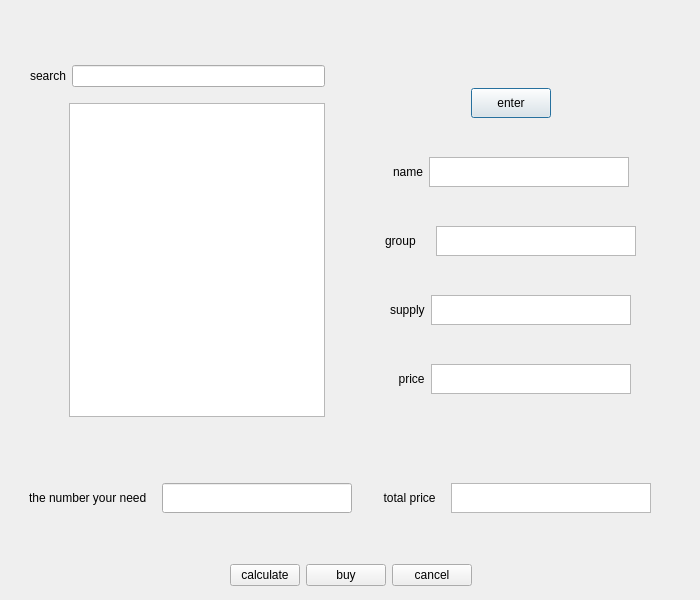
melika-ag8/finalfoof, file mbuy.ui: the form before one commit.
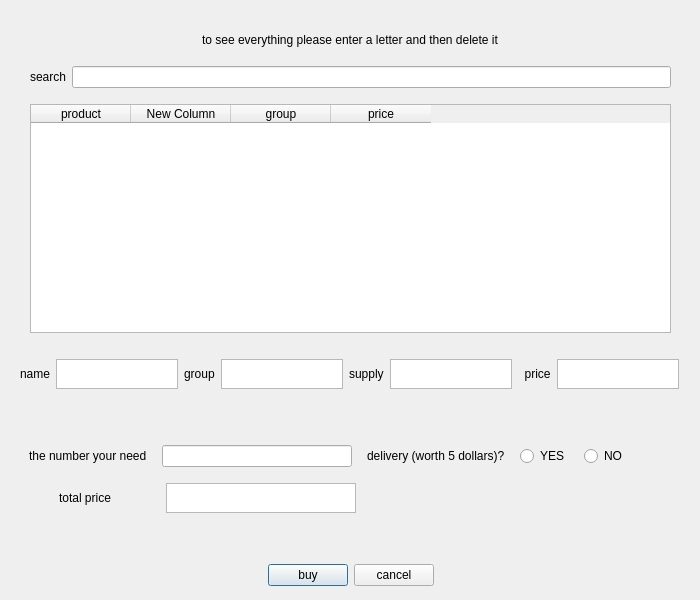
The form after the commit. Icons and pictures are not drawn.

Patch:
```diff
--- a/mbuy.ui
+++ b/mbuy.ui
@@ -94,20 +94,53 @@
          <number>5</number>
         </property>
         <item>
-         <spacer name="verticalSpacer_6">
+         <layout class="QHBoxLayout" name="horizontalLayout_6">
+          <property name="leftMargin">
+           <number>5</number>
+          </property>
+          <property name="topMargin">
+           <number>5</number>
+          </property>
+          <property name="rightMargin">
+           <number>5</number>
+          </property>
+          <property name="bottomMargin">
+           <number>5</number>
+          </property>
+          <item>
+           <spacer name="horizontalSpacer_2">
           <property name="orientation">
-           <enum>Qt::Vertical</enum>
-          </property>
-          <property name="sizeType">
-           <enum>QSizePolicy::Fixed</enum>
-          </property>
+             <enum>Qt::Horizontal</enum>
+            </property>
+            <property name="sizeHint" stdset="0">
+             <size>
+              <width>40</width>
+              <height>20</height>
+             </size>
+            </property>
+           </spacer>
+          </item>
+          <item>
+           <widget class="QLabel" name="label_8">
+            <property name="text">
+             <string>to see everything please enter a letter and then delete it</string>
+            </property>
+           </widget>
+          </item>
+          <item>
+           <spacer name="horizontalSpacer">
+            <property name="orientation">
+             <enum>Qt::Horizontal</enum>
+            </property>
           <property name="sizeHint" stdset="0">
            <size>
-            <width>20</width>
-            <height>35</height>
+              <width>40</width>
+              <height>20</height>
            </size>
           </property>
          </spacer>
+          </item>
+         </layout>
         </item>
         <item>
          <layout class="QHBoxLayout" name="horizontalLayout">
@@ -172,118 +205,37 @@
            <number>5</number>
           </property>
           <item>
-           <spacer name="horizontalSpacer_2">
-            <property name="orientation">
-             <enum>Qt::Horizontal</enum>
-            </property>
-            <property name="sizeHint" stdset="0">
-             <size>
-              <width>40</width>
-              <height>20</height>
-             </size>
-            </property>
-           </spacer>
-          </item>
-          <item>
-           <widget class="QTableWidget" name="show"/>
-          </item>
-         </layout>
-        </item>
-       </layout>
-      </item>
-      <item>
-       <layout class="QVBoxLayout" name="verticalLayout_2">
-        <property name="leftMargin">
-         <number>5</number>
-        </property>
-        <property name="topMargin">
-         <number>5</number>
-        </property>
-        <property name="rightMargin">
-         <number>5</number>
-        </property>
-        <property name="bottomMargin">
-         <number>5</number>
-        </property>
-        <item>
-         <spacer name="verticalSpacer">
-          <property name="orientation">
-           <enum>Qt::Vertical</enum>
-          </property>
-          <property name="sizeType">
-           <enum>QSizePolicy::Fixed</enum>
-          </property>
-          <property name="sizeHint" stdset="0">
-           <size>
-            <width>20</width>
-            <height>35</height>
-           </size>
-          </property>
-         </spacer>
-        </item>
-        <item>
-         <layout class="QHBoxLayout" name="horizontalLayout_8">
-          <property name="leftMargin">
-           <number>5</number>
-          </property>
-          <property name="topMargin">
-           <number>5</number>
-          </property>
-          <property name="rightMargin">
-           <number>5</number>
-          </property>
-          <property name="bottomMargin">
-           <number>5</number>
-          </property>
-          <item>
-           <spacer name="horizontalSpacer_12">
-            <property name="orientation">
-             <enum>Qt::Horizontal</enum>
-            </property>
-            <property name="sizeHint" stdset="0">
-             <size>
-              <width>40</width>
-              <height>20</height>
-             </size>
-            </property>
-           </spacer>
-          </item>
-          <item>
-           <widget class="QPushButton" name="enter">
-            <property name="sizePolicy">
-             <sizepolicy hsizetype="Fixed" vsizetype="Fixed">
-              <horstretch>0</horstretch>
-              <verstretch>0</verstretch>
-             </sizepolicy>
-            </property>
-            <property name="maximumSize">
-             <size>
-              <width>800</width>
-              <height>30</height>
-             </size>
-            </property>
+           <widget class="QTableWidget" name="show">
+            <column>
+             <property name="text">
+              <string>product</string>
+             </property>
+            </column>
+            <column>
+             <property name="text">
+              <string>New Column</string>
+             </property>
+            </column>
+            <column>
+             <property name="text">
+              <string>group</string>
+             </property>
+            </column>
+            <column>
             <property name="text">
-             <string>enter</string>
-            </property>
+              <string>price</string>
+             </property>
+            </column>
            </widget>
           </item>
-          <item>
-           <spacer name="horizontalSpacer_11">
-            <property name="orientation">
-             <enum>Qt::Horizontal</enum>
-            </property>
-            <property name="sizeHint" stdset="0">
-             <size>
-              <width>40</width>
-              <height>20</height>
-             </size>
-            </property>
-           </spacer>
+         </layout>
           </item>
          </layout>
         </item>
+     </layout>
+    </item>
         <item>
-         <layout class="QHBoxLayout" name="horizontalLayout_9">
+     <layout class="QHBoxLayout" name="horizontalLayout_11">
           <property name="leftMargin">
            <number>5</number>
           </property>
@@ -296,19 +248,6 @@
           <property name="bottomMargin">
            <number>5</number>
           </property>
-          <item>
-           <spacer name="horizontalSpacer_13">
-            <property name="orientation">
-             <enum>Qt::Horizontal</enum>
-            </property>
-            <property name="sizeHint" stdset="0">
-             <size>
-              <width>40</width>
-              <height>20</height>
-             </size>
-            </property>
-           </spacer>
-          </item>
           <item>
            <widget class="QLabel" name="label_6">
             <property name="text">
@@ -333,51 +272,6 @@
            </widget>
           </item>
           <item>
-           <spacer name="horizontalSpacer_14">
-            <property name="orientation">
-             <enum>Qt::Horizontal</enum>
-            </property>
-            <property name="sizeHint" stdset="0">
-             <size>
-              <width>40</width>
-              <height>20</height>
-             </size>
-            </property>
-           </spacer>
-          </item>
-         </layout>
-        </item>
-        <item>
-         <layout class="QHBoxLayout" name="horizontalLayout_10">
-          <property name="leftMargin">
-           <number>5</number>
-          </property>
-          <property name="topMargin">
-           <number>5</number>
-          </property>
-          <property name="rightMargin">
-           <number>5</number>
-          </property>
-          <property name="bottomMargin">
-           <number>5</number>
-          </property>
-          <item>
-           <spacer name="horizontalSpacer_3">
-            <property name="orientation">
-             <enum>Qt::Horizontal</enum>
-            </property>
-            <property name="sizeType">
-             <enum>QSizePolicy::Fixed</enum>
-            </property>
-            <property name="sizeHint" stdset="0">
-             <size>
-              <width>20</width>
-              <height>20</height>
-             </size>
-            </property>
-           </spacer>
-          </item>
-          <item>
            <widget class="QLabel" name="label_7">
             <property name="sizePolicy">
              <sizepolicy hsizetype="Fixed" vsizetype="Fixed">
@@ -407,51 +301,6 @@
            </widget>
           </item>
           <item>
-           <spacer name="horizontalSpacer_15">
-            <property name="orientation">
-             <enum>Qt::Horizontal</enum>
-            </property>
-            <property name="sizeType">
-             <enum>QSizePolicy::Fixed</enum>
-            </property>
-            <property name="sizeHint" stdset="0">
-             <size>
-              <width>20</width>
-              <height>20</height>
-             </size>
-            </property>
-           </spacer>
-          </item>
-         </layout>
-        </item>
-        <item>
-         <layout class="QHBoxLayout" name="horizontalLayout_6">
-          <property name="leftMargin">
-           <number>5</number>
-          </property>
-          <property name="topMargin">
-           <number>5</number>
-          </property>
-          <property name="rightMargin">
-           <number>5</number>
-          </property>
-          <property name="bottomMargin">
-           <number>5</number>
-          </property>
-          <item>
-           <spacer name="horizontalSpacer_8">
-            <property name="orientation">
-             <enum>Qt::Horizontal</enum>
-            </property>
-            <property name="sizeHint" stdset="0">
-             <size>
-              <width>40</width>
-              <height>20</height>
-             </size>
-            </property>
-           </spacer>
-          </item>
-          <item>
            <widget class="QLabel" name="label_3">
             <property name="sizePolicy">
              <sizepolicy hsizetype="Fixed" vsizetype="Fixed">
@@ -481,48 +330,6 @@
            </widget>
           </item>
           <item>
-           <spacer name="horizontalSpacer_7">
-            <property name="orientation">
-             <enum>Qt::Horizontal</enum>
-            </property>
-            <property name="sizeHint" stdset="0">
-             <size>
-              <width>40</width>
-              <height>20</height>
-             </size>
-            </property>
-           </spacer>
-          </item>
-         </layout>
-        </item>
-        <item>
-         <layout class="QHBoxLayout" name="horizontalLayout_7">
-          <property name="leftMargin">
-           <number>5</number>
-          </property>
-          <property name="topMargin">
-           <number>5</number>
-          </property>
-          <property name="rightMargin">
-           <number>5</number>
-          </property>
-          <property name="bottomMargin">
-           <number>5</number>
-          </property>
-          <item>
-           <spacer name="horizontalSpacer_5">
-            <property name="orientation">
-             <enum>Qt::Horizontal</enum>
-            </property>
-            <property name="sizeHint" stdset="0">
-             <size>
-              <width>40</width>
-              <height>20</height>
-             </size>
-            </property>
-           </spacer>
-          </item>
-          <item>
            <widget class="QLabel" name="label_4">
             <property name="sizePolicy">
              <sizepolicy hsizetype="Fixed" vsizetype="Fixed">
@@ -551,23 +358,6 @@
             </property>
            </widget>
           </item>
-          <item>
-           <spacer name="horizontalSpacer_10">
-            <property name="orientation">
-             <enum>Qt::Horizontal</enum>
-            </property>
-            <property name="sizeHint" stdset="0">
-             <size>
-              <width>40</width>
-              <height>20</height>
-             </size>
-            </property>
-           </spacer>
-          </item>
-         </layout>
-        </item>
-       </layout>
-      </item>
      </layout>
     </item>
     <item>
@@ -630,6 +420,77 @@
        </widget>
       </item>
       <item>
+       <widget class="QLabel" name="label_9">
+        <property name="sizePolicy">
+         <sizepolicy hsizetype="Fixed" vsizetype="Fixed">
+          <horstretch>0</horstretch>
+          <verstretch>0</verstretch>
+         </sizepolicy>
+        </property>
+        <property name="text">
+         <string>delivery (worth 5 dollars)?</string>
+        </property>
+       </widget>
+      </item>
+      <item>
+       <widget class="QRadioButton" name="YES">
+        <property name="sizePolicy">
+         <sizepolicy hsizetype="Fixed" vsizetype="Fixed">
+          <horstretch>0</horstretch>
+          <verstretch>0</verstretch>
+         </sizepolicy>
+        </property>
+        <property name="text">
+         <string>YES</string>
+        </property>
+       </widget>
+      </item>
+      <item>
+       <widget class="QRadioButton" name="no">
+        <property name="sizePolicy">
+         <sizepolicy hsizetype="Fixed" vsizetype="Fixed">
+          <horstretch>0</horstretch>
+          <verstretch>0</verstretch>
+         </sizepolicy>
+        </property>
+        <property name="text">
+         <string>NO</string>
+        </property>
+       </widget>
+      </item>
+      <item>
+       <spacer name="horizontalSpacer_4">
+        <property name="orientation">
+         <enum>Qt::Horizontal</enum>
+        </property>
+        <property name="sizeType">
+         <enum>QSizePolicy::Fixed</enum>
+        </property>
+        <property name="sizeHint" stdset="0">
+         <size>
+          <width>40</width>
+          <height>20</height>
+         </size>
+        </property>
+       </spacer>
+      </item>
+     </layout>
+    </item>
+    <item>
+     <layout class="QHBoxLayout" name="horizontalLayout_8">
+      <property name="leftMargin">
+       <number>5</number>
+      </property>
+      <property name="topMargin">
+       <number>5</number>
+      </property>
+      <property name="rightMargin">
+       <number>5</number>
+      </property>
+      <property name="bottomMargin">
+       <number>5</number>
+      </property>
+      <item>
        <widget class="QLabel" name="label_5">
         <property name="sizePolicy">
          <sizepolicy hsizetype="Fixed" vsizetype="Fixed">
@@ -638,10 +499,26 @@
          </sizepolicy>
         </property>
         <property name="text">
-         <string>     total price</string>
+         <string>total price</string>
         </property>
        </widget>
       </item>
+      <item>
+       <spacer name="horizontalSpacer_5">
+        <property name="orientation">
+         <enum>Qt::Horizontal</enum>
+        </property>
+        <property name="sizeType">
+         <enum>QSizePolicy::Fixed</enum>
+        </property>
+        <property name="sizeHint" stdset="0">
+         <size>
+          <width>10</width>
+          <height>20</height>
+         </size>
+        </property>
+       </spacer>
+      </item>
       <item>
        <widget class="QTextBrowser" name="totalpriceline">
         <property name="sizePolicy">
@@ -652,14 +529,14 @@
         </property>
         <property name="maximumSize">
          <size>
-          <width>200</width>
+          <width>190</width>
           <height>30</height>
          </size>
         </property>
        </widget>
       </item>
       <item>
-       <spacer name="horizontalSpacer_4">
+       <spacer name="horizontalSpacer_3">
         <property name="orientation">
          <enum>Qt::Horizontal</enum>
         </property>
@@ -668,7 +545,7 @@
         </property>
         <property name="sizeHint" stdset="0">
          <size>
-          <width>20</width>
+          <width>285</width>
           <height>20</height>
          </size>
         </property>
@@ -707,19 +584,6 @@
         </property>
        </spacer>
       </item>
-      <item>
-       <widget class="QPushButton" name="calculate">
-        <property name="maximumSize">
-         <size>
-          <width>70</width>
-          <height>16777215</height>
-         </size>
-        </property>
-        <property name="text">
-         <string>calculate</string>
-        </property>
-       </widget>
-      </item>
       <item>
        <widget class="QPushButton" name="buy">
         <property name="text">
```
Lines whose indentation alone changed are shown as unchanged.
